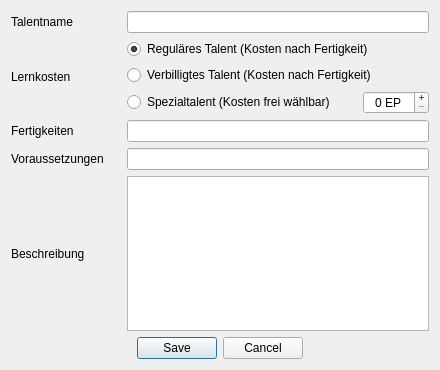
Aeolitus/Sephrasto, file UI/DatenbankEditTalent.ui: the form before one commit.
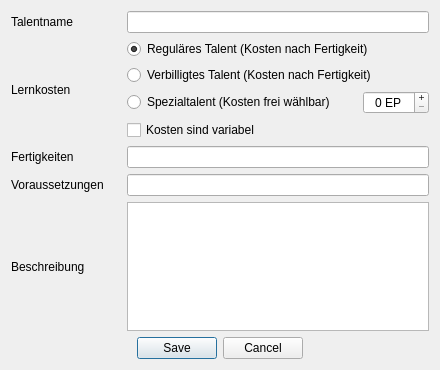
The form after the commit.

Commit message: Implemented Variable Costs for Talents and thus the Adlerschwinge Added Minderpakt to Vorteile

```diff
--- a/UI/DatenbankEditTalent.ui
+++ b/UI/DatenbankEditTalent.ui
@@ -109,6 +109,13 @@
          </item>
         </layout>
        </item>
+       <item>
+        <widget class="QCheckBox" name="checkVariable">
+         <property name="text">
+          <string>Kosten sind variabel</string>
+         </property>
+        </widget>
+       </item>
       </layout>
      </item>
      <item row="2" column="0">
```
The commit also changes 11 other files.
